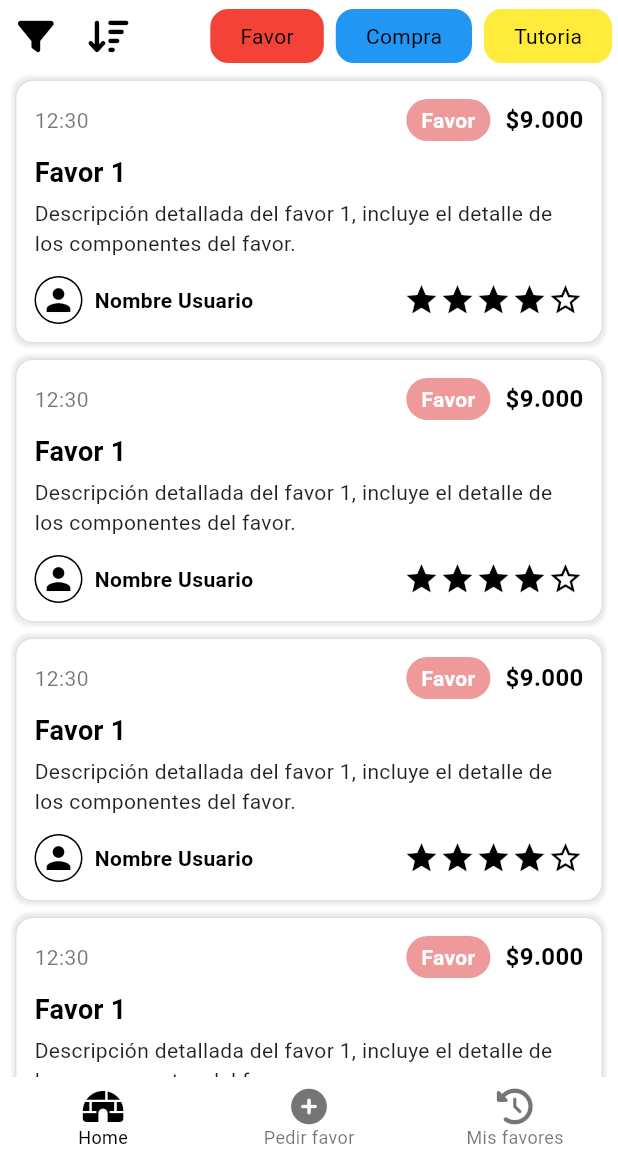
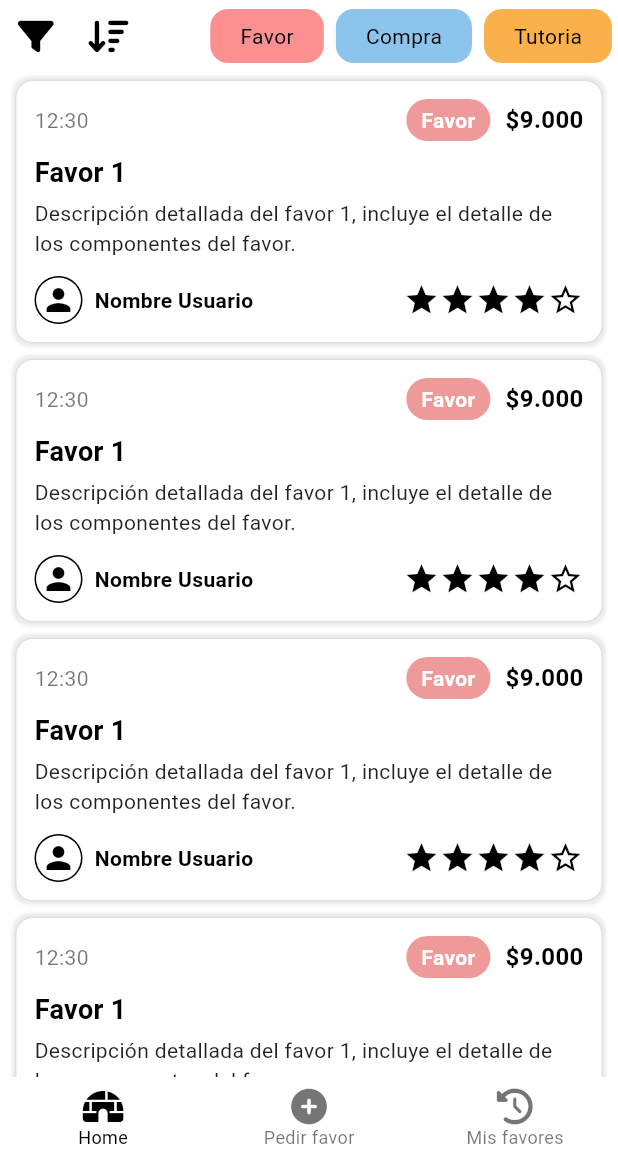
Before and after one commit to despinosaa/Mobile-App-Development_G31, a Flutter app: the screen it shows after launch, on a phone screen of 412 x 824 dp, the part 75-1236 px from its top. Run offline on Flutter 3.47's test engine with Material 3 defaults, Android fonts, the phone set to English and light mode, and no system bars; our stand-ins replace firebase_core, font_awesome_flutter, google_fonts, hooks_riverpod; accounts and stored records are empty.

Commit message:
Flutter - Cambios en build.gradle y settings.gradle, y agregacion de constantes en el archivo main.dart

```diff
--- a/flutter-app/senefavores/lib/core/constant.dart
+++ b/flutter-app/senefavores/lib/core/constant.dart
@@ -0,0 +1,52 @@
+import 'package:flutter/material.dart';
+import 'package:google_fonts/google_fonts.dart';
+
+class AppColors {
+  static const Color lightGray = Color(0xFFF4F4F4);
+  static const Color lightMediumGray = Color(0xFFD8D8D8);
+  static const Color silver = Color(0xFFC9C9C9);
+  static const Color mediumDarkGray = Color(0xFF646464);
+  static const Color darkGray = Color(0xFF323232);
+  // Custom Colors
+  static const Color mikadoYellow = Color(0xFFF6A60A);
+  static const Color orangeWeb = Color(0xFFFBB14B);
+  static const Color lightRed = Color(0xFFFB9090);
+  static const Color lightSkyBlue = Color(0xFF8DC4EC);
+}
+
+class AppTextStyles {
+  // Titles (Bold)
+  static final TextStyle oswaldTitle = GoogleFonts.oswald(
+    fontSize: 32,
+    fontWeight: FontWeight.bold,
+    color: AppColors.darkGray,
+  );
+
+  // Subtitles (Semi-Bold)
+  static final TextStyle oswaldSubtitle = GoogleFonts.oswald(
+    fontSize: 24,
+    fontWeight: FontWeight.w600,
+    color: AppColors.mediumDarkGray,
+  );
+
+  // Body Text (Regular)
+  static final TextStyle oswaldBody = GoogleFonts.oswald(
+    fontSize: 18,
+    fontWeight: FontWeight.w400,
+    color: AppColors.mediumDarkGray,
+  );
+
+  // Buttons (Medium Weight)
+  static final TextStyle oswaldButton = GoogleFonts.oswald(
+    fontSize: 16,
+    fontWeight: FontWeight.w600,
+    color: AppColors.lightGray,
+  );
+
+  // Small Labels
+  static final TextStyle oswaldSmall = GoogleFonts.oswald(
+    fontSize: 14,
+    fontWeight: FontWeight.w300,
+    color: AppColors.silver,
+  );
+}
--- a/flutter-app/senefavores/lib/views/home/home_screen.dart
+++ b/flutter-app/senefavores/lib/views/home/home_screen.dart
@@ -4,6 +4,7 @@ import 'package:google_fonts/google_fonts.dart';
 import 'package:senefavores/state/home/models/filter_button_category.dart';
 import 'package:senefavores/views/home/components/category_filter_button.dart';
 import 'package:senefavores/views/home/components/favor_card.dart';
+import 'package:senefavores/core/constant.dart';
 
 class HomeScreen extends StatefulWidget {
   const HomeScreen({super.key});
@@ -63,19 +64,19 @@ class _HomeScreenState extends State<HomeScreen> {
             Row(
               children: [
                 CategoryFilterButton(
-                  backgroundColor: Colors.red,
+                  backgroundColor: AppColors.lightRed,
                   text: "Favor",
                   isSelected: false,
                   filterButtonCategory: FilterButtonCategory.favor,
                 ),
                 CategoryFilterButton(
-                  backgroundColor: Colors.blue,
+                  backgroundColor: AppColors.lightSkyBlue,
                   text: "Compra",
                   isSelected: false,
                   filterButtonCategory: FilterButtonCategory.compra,
                 ),
                 CategoryFilterButton(
-                  backgroundColor: Colors.yellow,
+                  backgroundColor: AppColors.orangeWeb,
                   text: "Tutoria",
                   isSelected: false,
                   filterButtonCategory: FilterButtonCategory.tutoria,
```
Also changed, not shown: flutter-app/senefavores/pubspec.lock, 127 other files.
